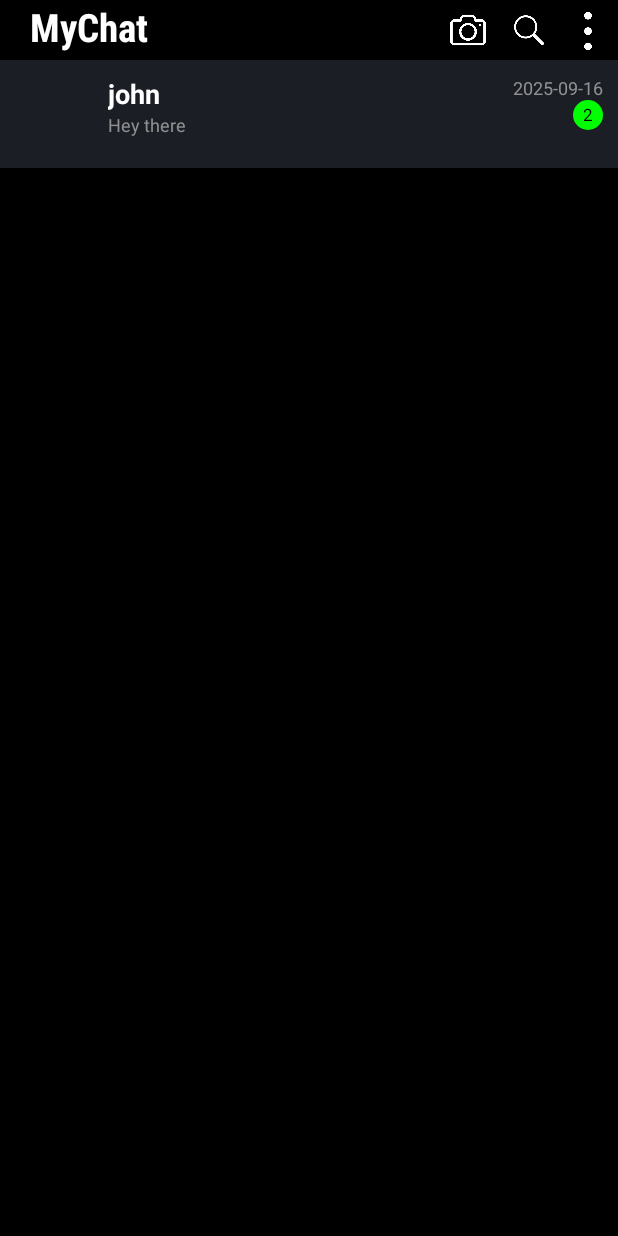
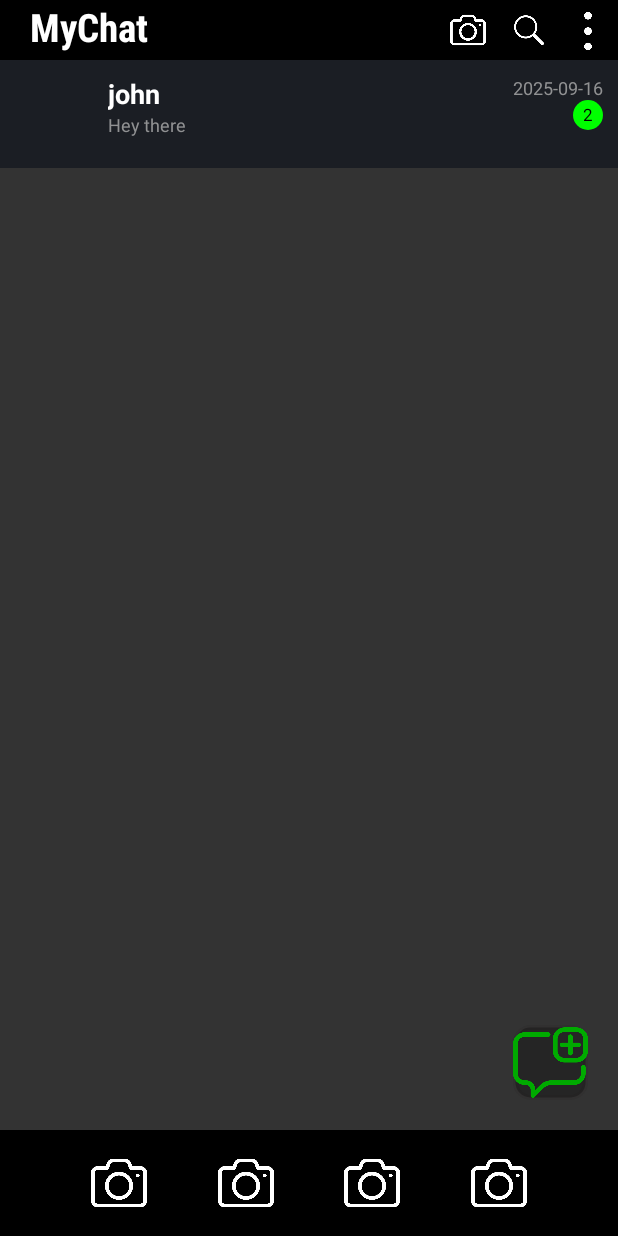
Before and after one commit to amannnnnyyyy/Android_app, an Android app built with Jetpack Compose: the fragment MainChats shown on its own in the app's theme, on a phone screen of 412 x 824 dp. Run offline under Robolectric (Android 15) with nearby library versions, the phone set to English and light mode, and no system bars.

Commit message:
new chat navigation and contacts list fragment

```diff
--- a/app/src/main/java/com/example/myapplication1/MainChats.kt
+++ b/app/src/main/java/com/example/myapplication1/MainChats.kt
@@ -1,6 +1,7 @@
 package com.example.myapplication1
 
 import android.content.Context
+import android.content.Intent
 import android.net.Uri
 import android.os.Build
 import android.os.Bundle
@@ -47,6 +48,7 @@ class MainChats : Fragment(), ChatAdapter.OnItemClickListener {
     lateinit var camera: ImageView
     lateinit var search: ImageView
     lateinit var more: ImageView
+    lateinit var new_chat: ImageView
 
     var chat: Chats? = null
 
@@ -63,6 +65,9 @@ class MainChats : Fragment(), ChatAdapter.OnItemClickListener {
                               savedInstanceState: Bundle?): View? {
         val view =  inflater.inflate(R.layout.fragment_main_chats, container, false)
 
+        new_chat = view.findViewById<ImageView>(R.id.new_chat)
+        openNewChat(new_chat)
+
         val adapter = ChatAdapter(chatList)
 
         val chatRecycler = view.findViewById<RecyclerView>(R.id.recyclerView)
@@ -73,6 +78,15 @@ class MainChats : Fragment(), ChatAdapter.OnItemClickListener {
 
         chatRecycler.layoutManager = LinearLayoutManager(view.context)
     return view
+    }
+
+
+    fun openNewChat(view:View){
+        view.setOnClickListener {
+            Intent(requireContext(), ContactsListActivity::class.java).also {
+                startActivity(it)
+            }
+        }
     }
 
     @RequiresApi(Build.VERSION_CODES.O)
--- a/app/src/main/res/layout/fragment_main_chats.xml
+++ b/app/src/main/res/layout/fragment_main_chats.xml
@@ -5,7 +5,7 @@
     android:layout_height="match_parent"
     xmlns:app="http://schemas.android.com/apk/res-auto"
     android:background="#000"
-    tools:context=".main_chats">
+    >
 
     <androidx.constraintlayout.widget.ConstraintLayout
         android:id="@+id/header"
@@ -58,8 +58,69 @@
         android:id="@+id/recyclerView"
         android:layout_width="match_parent"
         android:layout_height="0dp"
+        android:background="#333"
         app:layout_constraintTop_toBottomOf="@id/header"
-        app:layout_constraintBottom_toBottomOf="parent"
+        app:layout_constraintBottom_toTopOf="@id/footer"
         />
+        <ImageView
+            android:id="@+id/new_chat"
+            android:layout_width="50dp"
+            android:layout_height="50dp"
+            app:layout_constraintEnd_toEndOf="parent"
+            app:layout_constraintBottom_toTopOf="@id/footer"
+            android:src="@drawable/new_chat"
+            app:tint="#0a0"
+            android:background="@drawable/rounded_layout"
+            android:layout_margin="20dp"
+            />
+        <androidx.constraintlayout.widget.ConstraintLayout
+            android:id="@+id/footer"
+            android:layout_width="match_parent"
+            android:layout_height="wrap_content"
+            app:layout_constraintBottom_toBottomOf="parent"
+            app:layout_constraintStart_toStartOf="parent"
+            android:padding="15dp"
+            >
+            <ImageView
+                android:id="@+id/footerImage1"
+                android:layout_width="40dp"
+                android:layout_height="40dp"
+                android:src="@drawable/camera"
+                app:tint="@color/white"
+                app:layout_constraintBottom_toBottomOf="parent"
+                app:layout_constraintStart_toStartOf="parent"
+                app:layout_constraintEnd_toStartOf="@id/footerImage2"
+                />
+            <ImageView
+                android:id="@+id/footerImage2"
+                android:layout_width="40dp"
+                android:layout_height="40dp"
+                android:src="@drawable/camera"
+                app:tint="@color/white"
+                app:layout_constraintBottom_toBottomOf="parent"
+                app:layout_constraintStart_toEndOf="@id/footerImage1"
+                app:layout_constraintEnd_toStartOf="@id/footerImage3"
+                />
+            <ImageView
+                android:id="@+id/footerImage3"
+                android:layout_width="40dp"
+                android:layout_height="40dp"
+                android:src="@drawable/camera"
+                app:tint="@color/white"
+                app:layout_constraintBottom_toBottomOf="parent"
+                app:layout_constraintStart_toEndOf="@id/footerImage2"
+                app:layout_constraintEnd_toStartOf="@id/footerImage4"
+                />
+            <ImageView
+                android:id="@+id/footerImage4"
+                android:layout_width="40dp"
+                android:layout_height="40dp"
+                android:src="@drawable/camera"
+                app:tint="@color/white"
+                app:layout_constraintBottom_toBottomOf="parent"
+                app:layout_constraintStart_toEndOf="@id/footerImage3"
+                app:layout_constraintEnd_toEndOf="parent"
+                />
+        </androidx.constraintlayout.widget.ConstraintLayout>
 
 </androidx.constraintlayout.widget.ConstraintLayout>
```
Also changed, not shown: app/src/main/java/com/example/myapplication1/ContactsList.kt (added, +59 -0 lines), app/src/main/res/layout/fragment_contacts_list.xml (added, +14 -0 lines), app/src/main/res/drawable/new_chat.png (added).
